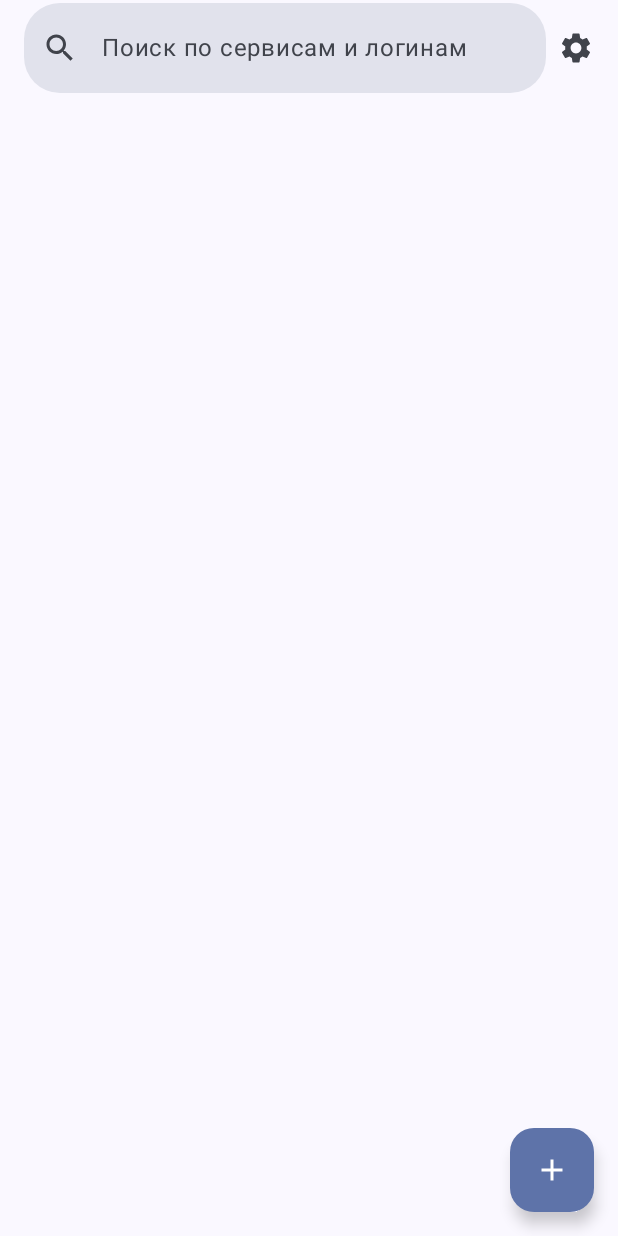
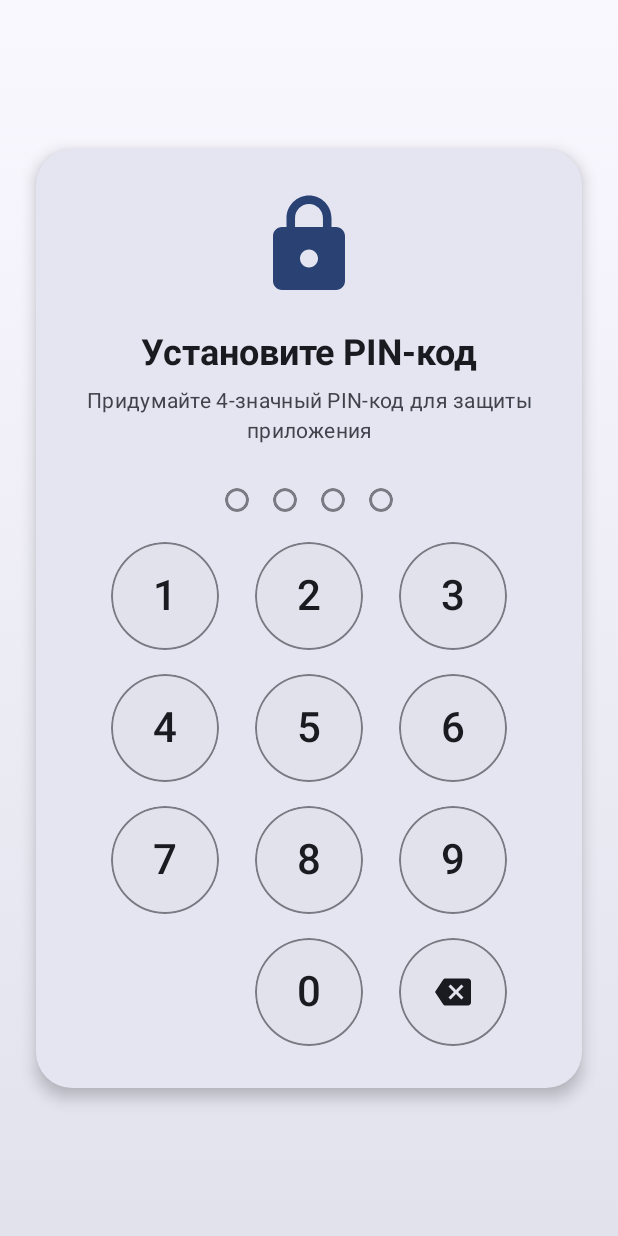
Before and after one commit to sandexzx/LogiPassAndroid, an Android app built with Jetpack Compose: the screen it shows after launch (MainActivity), on a phone screen of 412 x 824 dp. Run offline under Robolectric (Android 15) with nearby library versions, the phone set to English and light mode, and no system bars.

Commit message:
feat: Добавлен экран авторизации

```diff
--- a/app/src/main/java/com/example/logipass/MainActivity.kt
+++ b/app/src/main/java/com/example/logipass/MainActivity.kt
@@ -82,14 +82,16 @@ import android.widget.Toast
 import com.example.logipass.data.VaultRepository
 import com.example.logipass.model.Credential
 import com.example.logipass.model.ServiceItem
+import com.example.logipass.security.PinManager
 import com.example.logipass.ui.screens.SettingsScreen
+import com.example.logipass.ui.screens.PinAuthScreen
 import com.example.logipass.ui.theme.LogiPassTheme
 import com.example.logipass.ui.components.CredentialDialog
 import com.example.logipass.ui.components.ServiceDialog
 import com.example.logipass.ui.components.ConfirmDialog
 
 enum class Screen {
-    MAIN, SETTINGS
+    PIN_AUTH, PIN_SETUP, MAIN, SETTINGS
 }
 
 class MainActivity : ComponentActivity() {
@@ -97,9 +99,10 @@ class MainActivity : ComponentActivity() {
         super.onCreate(savedInstanceState)
         enableEdgeToEdge()
         val repo = VaultRepository(this)
+        val pinManager = PinManager(this)
         setContent {
             LogiPassTheme {
-                AppScreen(repo)
+                AppScreen(repo, pinManager)
             }
         }
     }
@@ -107,13 +110,18 @@ class MainActivity : ComponentActivity() {
 
 @OptIn(ExperimentalMaterial3Api::class)
 @Composable
-fun AppScreen(repo: VaultRepository) {
+fun AppScreen(repo: VaultRepository, pinManager: PinManager) {
     var items by remember { mutableStateOf<List<ServiceItem>>(emptyList()) }
-    var currentScreen by remember { mutableStateOf(Screen.MAIN) }
+    var currentScreen by remember {
+        mutableStateOf(
+            if (pinManager.isPinSet()) Screen.PIN_AUTH else Screen.PIN_SETUP
+        )
+    }
     var expandedItems by remember { mutableStateOf<Set<Int>>(emptySet()) }
     var backPressedTime by remember { mutableStateOf(0L) }
     var searchInput by remember { mutableStateOf("") }
     var searchQuery by remember { mutableStateOf("") }
+    var isAuthenticated by remember { mutableStateOf(false) }
     val context = LocalContext.current
     val coroutineScope = rememberCoroutineScope()
     val snackbarHostState = remember { SnackbarHostState() }
@@ -123,12 +131,18 @@ fun AppScreen(repo: VaultRepository) {
     var credentialDialog by remember { mutableStateOf<CredentialDialogState?>(null) }
     var confirmDialog by remember { mutableStateOf<ConfirmDialogState?>(null) }
 
-    LaunchedEffect(Unit) {
-        items = repo.loadFromAppStorage()
+    LaunchedEffect(isAuthenticated) {
+        if (isAuthenticated) {
+            items = repo.loadFromAppStorage()
+        }
     }
 
     BackHandler {
         when (currentScreen) {
+            Screen.PIN_AUTH, Screen.PIN_SETUP -> {
+                (context as? Activity)?.finishAffinity()
+                exitProcess(0)
+            }
             Screen.SETTINGS -> {
                 currentScreen = Screen.MAIN
             }
@@ -192,6 +206,54 @@ fun AppScreen(repo: VaultRepository) {
         visibleIndices.map { idx -> items[idx] }
     }
 
+    // PIN authentication logic
+    fun onPinEntered(pin: String) {
+        if (pinManager.verifyPin(pin)) {
+            isAuthenticated = true
+            currentScreen = Screen.MAIN
+        } else {
+            coroutineScope.launch {
+                snackbarHostState.showSnackbar("Неверный PIN-код")
+            }
+        }
+    }
+
+    fun onPinSetup(pin: String) {
+        if (pinManager.savePin(pin)) {
+            isAuthenticated = true
+            currentScreen = Screen.MAIN
+            coroutineScope.launch {
+                snackbarHostState.showSnackbar("PIN-код установлен")
+            }
+        } else {
+            coroutineScope.launch {
+                snackbarHostState.showSnackbar("Ошибка при сохранении PIN-кода")
+            }
+        }
+    }
+
+    // Show PIN authentication screens if not authenticated
+    if (!isAuthenticated) {
+        when (currentScreen) {
+            Screen.PIN_AUTH -> {
+                PinAuthScreen(
+                    isSetup = false,
+                    onPinEntered = ::onPinEntered
+                )
+                return
+            }
+            Screen.PIN_SETUP -> {
+                PinAuthScreen(
+                    isSetup = true,
+                    onPinEntered = { /* unused for setup */ },
+                    onPinConfirmed = ::onPinSetup
+                )
+                return
+            }
+            else -> {}
+        }
+    }
+
     // highlightMatches moved to top-level
 
     Scaffold(
@@ -232,6 +294,9 @@ fun AppScreen(repo: VaultRepository) {
                         }
                         Screen.SETTINGS -> {
                             Text("Настройки")
+                        }
+                        else -> {
+                            Text("LogiPass")
                         }
                     }
                 },
@@ -367,6 +432,9 @@ fun AppScreen(repo: VaultRepository) {
                     onItemsUpdated = { newItems -> items = newItems },
                     modifier = Modifier.padding(innerPadding)
                 )
+            }
+            Screen.PIN_AUTH, Screen.PIN_SETUP -> {
+                // These screens are handled above before reaching the Scaffold
             }
         }
     }
--- /dev/null
+++ b/app/src/main/java/com/example/logipass/ui/screens/PinAuthScreen.kt
@@ -0,0 +1,364 @@
+package com.example.logipass.ui.screens
+
+import androidx.compose.animation.*
+import androidx.compose.animation.core.*
+import androidx.compose.foundation.background
+import androidx.compose.foundation.border
+import androidx.compose.foundation.clickable
+import androidx.compose.foundation.layout.*
+import androidx.compose.foundation.shape.CircleShape
+import androidx.compose.foundation.shape.RoundedCornerShape
+import androidx.compose.material.icons.Icons
+import androidx.compose.material.icons.filled.Backspace
+import androidx.compose.material.icons.filled.Lock
+import androidx.compose.material3.*
+import androidx.compose.runtime.*
+import androidx.compose.ui.Alignment
+import androidx.compose.ui.Modifier
+import androidx.compose.ui.draw.clip
+import androidx.compose.ui.draw.scale
+import androidx.compose.ui.graphics.Brush
+import androidx.compose.ui.graphics.Color
+import androidx.compose.ui.hapticfeedback.HapticFeedbackType
+import androidx.compose.ui.platform.LocalHapticFeedback
+import androidx.compose.ui.text.font.FontWeight
+import androidx.compose.ui.text.style.TextAlign
+import androidx.compose.ui.unit.dp
+import androidx.compose.ui.unit.sp
+
+@OptIn(ExperimentalMaterial3Api::class)
+@Composable
+fun PinAuthScreen(
+    isSetup: Boolean = false,
+    onPinEntered: (String) -> Unit,
+    onPinConfirmed: (String) -> Unit = {},
+    title: String = if (isSetup) "Установите PIN-код" else "Введите PIN-код",
+    subtitle: String = if (isSetup) "Придумайте 4-значный PIN-код для защиты приложения" else "Введите ваш PIN-код для доступа к данным"
+) {
+    var enteredPin by remember { mutableStateOf("") }
+    var confirmPin by remember { mutableStateOf("") }
+    var isConfirmingPin by remember { mutableStateOf(false) }
+    var showError by remember { mutableStateOf(false) }
+    var errorMessage by remember { mutableStateOf("") }
+
+    val haptic = LocalHapticFeedback.current
+
+    LaunchedEffect(showError) {
+        if (showError) {
+            kotlinx.coroutines.delay(2000)
+            showError = false
+        }
+    }
+
+    fun onNumberClick(number: String) {
+        haptic.performHapticFeedback(HapticFeedbackType.LongPress)
+
+        if (isSetup) {
+            if (!isConfirmingPin) {
+                if (enteredPin.length < 4) {
+                    enteredPin += number
+                    if (enteredPin.length == 4) {
+                        isConfirmingPin = true
+                    }
+                }
+            } else {
+                if (confirmPin.length < 4) {
+                    confirmPin += number
+                    if (confirmPin.length == 4) {
+                        if (enteredPin == confirmPin) {
+                            onPinConfirmed(enteredPin)
+                        } else {
+                            errorMessage = "PIN-коды не совпадают"
+                            showError = true
+                            enteredPin = ""
+                            confirmPin = ""
+                            isConfirmingPin = false
+                        }
+                    }
+                }
+            }
+        } else {
+            if (enteredPin.length < 4) {
+                enteredPin += number
+                if (enteredPin.length == 4) {
+                    onPinEntered(enteredPin)
+                }
+            }
+        }
+    }
+
+    fun onBackspaceClick() {
+        haptic.performHapticFeedback(HapticFeedbackType.LongPress)
+
+        if (isSetup) {
+            if (!isConfirmingPin && enteredPin.isNotEmpty()) {
+                enteredPin = enteredPin.dropLast(1)
+            } else if (isConfirmingPin) {
+                if (confirmPin.isNotEmpty()) {
+                    confirmPin = confirmPin.dropLast(1)
+                } else {
+                    isConfirmingPin = false
+                }
+            }
+        } else {
+            if (enteredPin.isNotEmpty()) {
+                enteredPin = enteredPin.dropLast(1)
+            }
+        }
+    }
+
+    fun resetPinEntry() {
+        enteredPin = ""
+        confirmPin = ""
+        isConfirmingPin = false
+        showError = false
+    }
+
+    LaunchedEffect(Unit) {
+        resetPinEntry()
+    }
+
+    Box(
+        modifier = Modifier
+            .fillMaxSize()
+            .background(
+                Brush.verticalGradient(
+                    colors = listOf(
+                        MaterialTheme.colorScheme.background,
+                        MaterialTheme.colorScheme.surfaceVariant
+                    )
+                )
+            )
+            .padding(16.dp)
+    ) {
+        Surface(
+            modifier = Modifier
+                .fillMaxWidth()
+                .align(Alignment.Center)
+                .padding(horizontal = 8.dp),
+            shape = RoundedCornerShape(24.dp),
+            tonalElevation = 6.dp,
+            shadowElevation = 6.dp,
+            color = MaterialTheme.colorScheme.surface
+        ) {
+            Column(
+                modifier = Modifier
+                    .fillMaxWidth()
+                    .padding(horizontal = 24.dp, vertical = 28.dp),
+                horizontalAlignment = Alignment.CenterHorizontally,
+                verticalArrangement = Arrangement.Center
+            ) {
+                Icon(
+                    imageVector = Icons.Filled.Lock,
+                    contentDescription = null,
+                    modifier = Modifier.size(72.dp),
+                    tint = MaterialTheme.colorScheme.primary
+                )
+
+                Spacer(modifier = Modifier.height(20.dp))
+
+                Text(
+                    text = title,
+                    style = MaterialTheme.typography.headlineSmall,
+                    fontWeight = FontWeight.Bold,
+                    textAlign = TextAlign.Center,
+                    color = MaterialTheme.colorScheme.onSurface
+                )
+
+                Spacer(modifier = Modifier.height(6.dp))
+
+                AnimatedContent(
+                    targetState = if (isSetup && isConfirmingPin) "Подтвердите PIN-код" else subtitle,
+                    transitionSpec = {
+                        slideInVertically { it } + fadeIn() togetherWith
+                        slideOutVertically { -it } + fadeOut()
+                    }
+                ) { currentSubtitle ->
+                    Text(
+                        text = currentSubtitle,
+                        style = MaterialTheme.typography.bodyMedium,
+                        color = MaterialTheme.colorScheme.onSurfaceVariant,
+                        textAlign = TextAlign.Center,
+                        modifier = Modifier.padding(horizontal = 8.dp)
+                    )
+                }
+
+                Spacer(modifier = Modifier.height(28.dp))
+
+                PinIndicators(
+                    pinLength = if (isSetup && isConfirmingPin) confirmPin.length else enteredPin.length,
+                    maxLength = 4,
+                    isError = showError
+                )
+
+                AnimatedVisibility(
+                    visible = showError,
+                    enter = slideInVertically() + fadeIn(),
+                    exit = slideOutVertically() + fadeOut()
+                ) {
+                    Text(
+                        text = errorMessage,
+                        style = MaterialTheme.typography.bodyMedium,
+                        color = MaterialTheme.colorScheme.error,
+                        textAlign = TextAlign.Center,
+                        modifier = Modifier.padding(top = 12.dp)
+                    )
+                }
+
+                Spacer(modifier = Modifier.height(20.dp))
+
+                NumericKeypad(
+                    onNumberClick = ::onNumberClick,
+                    onBackspaceClick = ::onBackspaceClick
+                )
+            }
+        }
+    }
+}
+
+@Composable
+private fun PinIndicators(
+    pinLength: Int,
+    maxLength: Int,
+    isError: Boolean = false
+) {
+    val animatedScale by animateFloatAsState(
+        targetValue = if (isError) 1.2f else 1f,
+        animationSpec = tween(100)
+    )
+
+    Row(
+        horizontalArrangement = Arrangement.spacedBy(16.dp),
+        modifier = Modifier.scale(animatedScale)
+    ) {
+        repeat(maxLength) { index ->
+            val isFilled = index < pinLength
+            val indicatorColor = when {
+                isError -> MaterialTheme.colorScheme.error
+                isFilled -> MaterialTheme.colorScheme.primary
+                else -> MaterialTheme.colorScheme.outlineVariant
+            }
+
+            Box(
+                modifier = Modifier
+                    .size(16.dp)
+                    .clip(CircleShape)
+                    .background(
+                        color = if (isFilled) indicatorColor else Color.Transparent
+                    )
+                    .border(
+                        width = 2.dp,
+                        color = indicatorColor,
+                        shape = CircleShape
+                    )
+            )
+        }
+    }
+}
+
+@Composable
+private fun NumericKeypad(
+    onNumberClick: (String) -> Unit,
+    onBackspaceClick: () -> Unit
+) {
+    Column(verticalArrangement = Arrangement.spacedBy(16.dp)) {
+        Row(
+            horizontalArrangement = Arrangement.Center,
+            modifier = Modifier.fillMaxWidth(),
+            verticalAlignment = Alignment.CenterVertically
+        ) {
+            KeypadButton("1") { onNumberClick("1") }
+            Spacer(modifier = Modifier.width(24.dp))
+            KeypadButton("2") { onNumberClick("2") }
+            Spacer(modifier = Modifier.width(24.dp))
+            KeypadButton("3") { onNumberClick("3") }
+        }
+
+        Row(
+            horizontalArrangement = Arrangement.Center,
+            modifier = Modifier.fillMaxWidth(),
+            verticalAlignment = Alignment.CenterVertically
+        ) {
+            KeypadButton("4") { onNumberClick("4") }
+            Spacer(modifier = Modifier.width(24.dp))
+            KeypadButton("5") { onNumberClick("5") }
+            Spacer(modifier = Modifier.width(24.dp))
+            KeypadButton("6") { onNumberClick("6") }
+        }
+
+        Row(
+            horizontalArrangement = Arrangement.Center,
+            modifier = Modifier.fillMaxWidth(),
+            verticalAlignment = Alignment.CenterVertically
+        ) {
+            KeypadButton("7") { onNumberClick("7") }
+            Spacer(modifier = Modifier.width(24.dp))
+            KeypadButton("8") { onNumberClick("8") }
+            Spacer(modifier = Modifier.width(24.dp))
+            KeypadButton("9") { onNumberClick("9") }
+        }
+
+        Row(
+            horizontalArrangement = Arrangement.Center,
+            modifier = Modifier.fillMaxWidth(),
+            verticalAlignment = Alignment.CenterVertically
+        ) {
+            Spacer(modifier = Modifier.size(72.dp))
+            Spacer(modifier = Modifier.width(24.dp))
+            KeypadButton("0") { onNumberClick("0") }
+            Spacer(modifier = Modifier.width(24.dp))
+            KeypadButton(
+                content = {
+                    Icon(
+                        imageVector = Icons.Filled.Backspace,
+                        contentDescription = "Удалить",
+                        tint = MaterialTheme.colorScheme.onSurface
+                    )
+                }
+            ) { onBackspaceClick() }
+        }
+    }
+}
+
+@Composable
+private fun KeypadButton(
+    text: String,
+    onClick: () -> Unit
+) {
+    KeypadButton(
+        content = {
+            Text(
+                text = text,
+                style = MaterialTheme.typography.headlineMedium,
+                fontWeight = FontWeight.Medium,
+                color = MaterialTheme.colorScheme.onSurface
+            )
+        },
+        onClick = onClick
+    )
+}
+
+@Composable
+private fun KeypadButton(
+    content: @Composable () -> Unit,
+    onClick: () -> Unit
+) {
+    Surface(
+        modifier = Modifier
+            .size(72.dp)
+            .clip(CircleShape)
+            .clickable { onClick() },
+        shape = CircleShape,
+        tonalElevation = 4.dp,
+        shadowElevation = 4.dp,
+        color = MaterialTheme.colorScheme.surfaceVariant,
+        border = androidx.compose.foundation.BorderStroke(1.dp, MaterialTheme.colorScheme.outlineVariant)
+    ) {
+        Box(
+            modifier = Modifier.fillMaxSize(),
+            contentAlignment = Alignment.Center
+        ) {
+            content()
+        }
+    }
+}
```
Also changed, not shown: app/src/main/java/com/example/logipass/security/PinManager.kt (added, +123 -0 lines).
